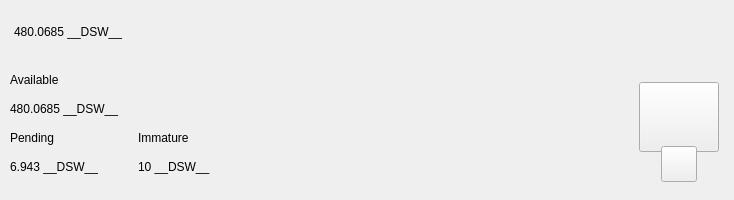
Before: the Qt Designer form src/qt/pivx/forms/topbar.ui in decenomy/DSW, drawn with Qt 5.
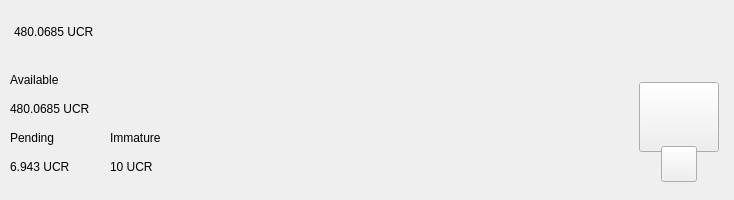
After: the same form once the commit is applied. Custom widgets are drawn as their Qt base class.

The edit to the form file:
```diff
--- a/src/qt/pivx/forms/topbar.ui
+++ b/src/qt/pivx/forms/topbar.ui
@@ -119,7 +119,7 @@
                <string notr="true">padding:0px;margin:0px;</string>
               </property>
               <property name="text">
-               <string notr="true">480.0685 __DSW__</string>
+               <string notr="true">480.0685 UCR</string>
               </property>
              </widget>
             </item>
@@ -369,7 +369,7 @@
                <item>
                 <widget class="QLabel" name="labelAmountPiv">
                  <property name="text">
-                  <string notr="true">480.0685 __DSW__</string>
+                  <string notr="true">480.0685 UCR</string>
                  </property>
                 </widget>
                </item>
@@ -392,7 +392,7 @@
                  <item>
                   <widget class="QLabel" name="labelPendingPiv">
                    <property name="text">
-                    <string notr="true">6.943 __DSW__</string>
+                    <string notr="true">6.943 UCR</string>
                    </property>
                   </widget>
                  </item>
@@ -426,7 +426,7 @@
                  <item>
                   <widget class="QLabel" name="labelImmaturePiv">
                    <property name="text">
-                    <string notr="true">10 __DSW__</string>
+                    <string notr="true">10 UCR</string>
                    </property>
                   </widget>
                  </item>
```
